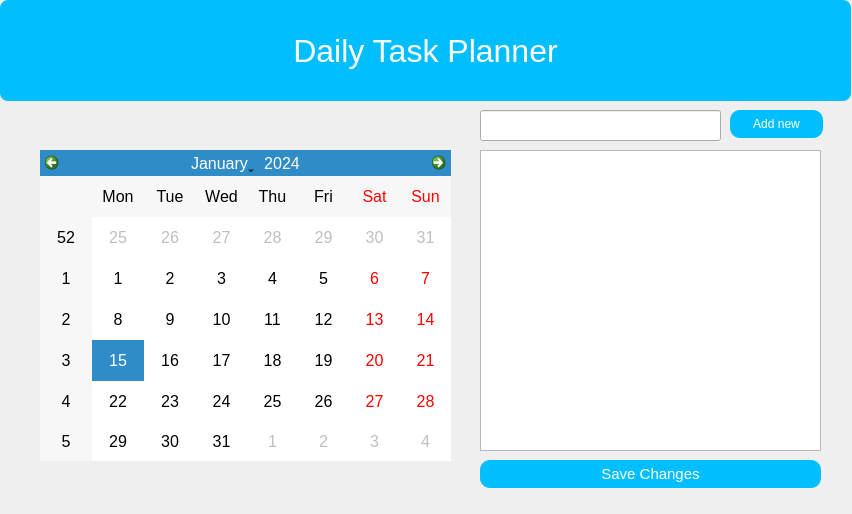
Old version of the form Main/main.ui in the repository GarrettC013/BitLords-Inc.
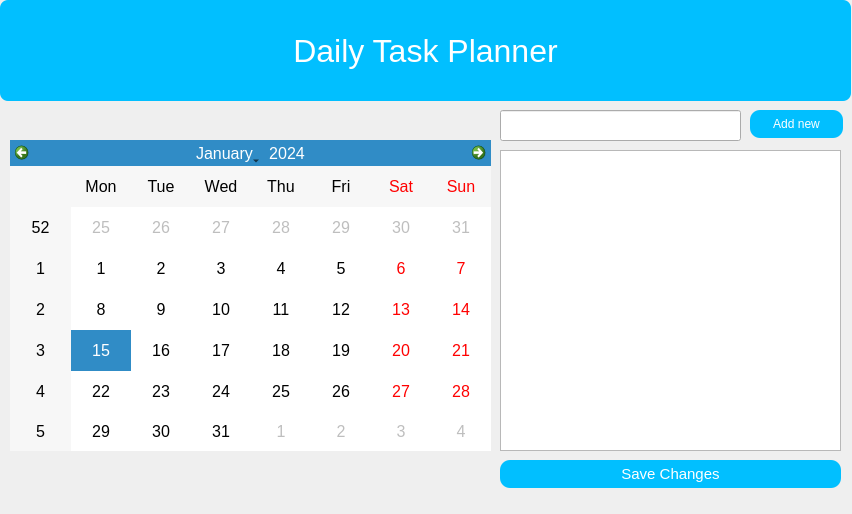
New version of the form.

The edit to the form file:
```diff
--- a/Main/main.ui
+++ b/Main/main.ui
@@ -16,9 +16,9 @@
   <widget class="QCalendarWidget" name="calendarWidget">
    <property name="geometry">
     <rect>
-     <x>40</x>
-     <y>150</y>
-     <width>411</width>
+     <x>10</x>
+     <y>140</y>
+     <width>481</width>
      <height>311</height>
     </rect>
    </property>
@@ -29,7 +29,7 @@
   <widget class="QListWidget" name="tasksListWidget">
    <property name="geometry">
     <rect>
-     <x>480</x>
+     <x>500</x>
      <y>150</y>
      <width>341</width>
      <height>301</height>
@@ -42,7 +42,7 @@
   <widget class="QPushButton" name="saveButton">
    <property name="geometry">
     <rect>
-     <x>480</x>
+     <x>500</x>
      <y>460</y>
      <width>341</width>
      <height>28</height>
@@ -61,7 +61,7 @@
   <widget class="QPushButton" name="addButton">
    <property name="geometry">
     <rect>
-     <x>730</x>
+     <x>750</x>
      <y>110</y>
      <width>93</width>
      <height>28</height>
@@ -102,7 +102,7 @@
   <widget class="QLineEdit" name="taskLineEdit">
    <property name="geometry">
     <rect>
-     <x>480</x>
+     <x>500</x>
      <y>110</y>
      <width>241</width>
      <height>31</height>
```
